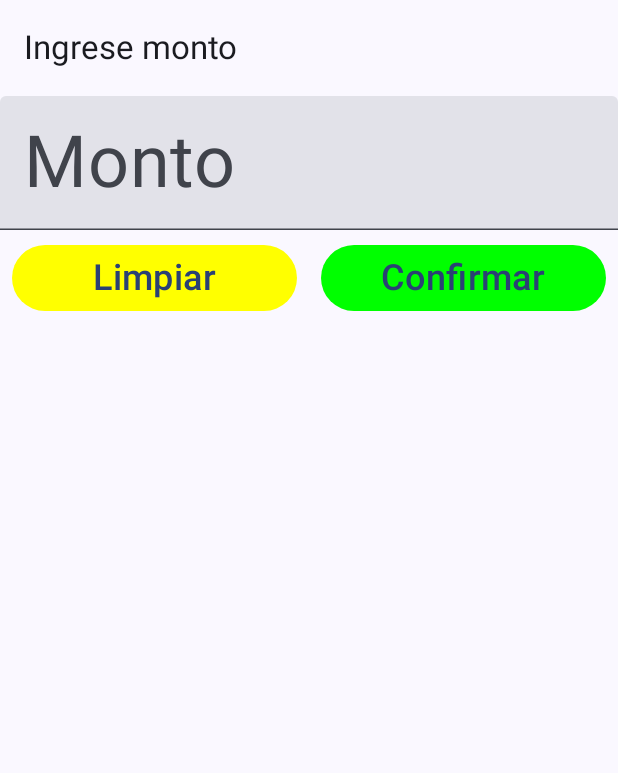
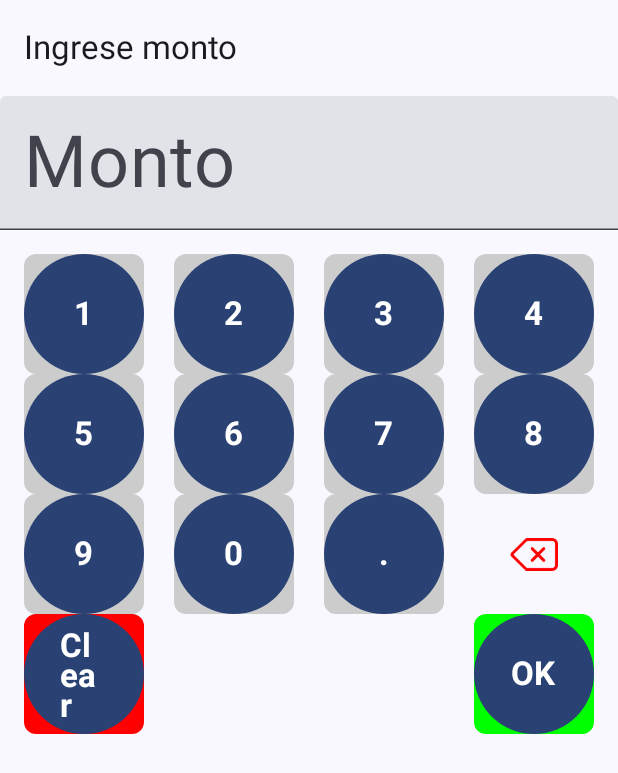
Before and after one commit to Drabatx/urovopaymentdemo, an Android app built with Jetpack Compose: the composable InputAmountScreen shown on its own in the app's theme, on a phone screen of 412 x 824 dp. Shown: the top 773 px of the screen. Run offline under Robolectric (Android 15) with nearby library versions, the phone set to English and light mode, and no system bars; our stand-ins replace Voyager.

Commit message:
add keyboard incomplete

```diff
--- a/app/src/main/java/com/drabatx/urovopaymentapp/presentation/navigation/AppNavigator.kt
+++ b/app/src/main/java/com/drabatx/urovopaymentapp/presentation/navigation/AppNavigator.kt
@@ -4,8 +4,9 @@ import androidx.compose.runtime.Composable
 import cafe.adriel.voyager.navigator.Navigator
 import com.drabatx.urovopaymentapp.presentation.view.screens.CardScreen
 import com.drabatx.urovopaymentapp.presentation.view.screens.HomeScreen
+import com.drabatx.urovopaymentapp.presentation.view.screens.InputAmountScreen
 
 @Composable
 fun AppNavigator(){
-    Navigator(CardScreen())
+    Navigator(InputAmountScreen())
 }
--- a/app/src/main/java/com/drabatx/urovopaymentapp/presentation/view/screens/InputAmountScreen.kt
+++ b/app/src/main/java/com/drabatx/urovopaymentapp/presentation/view/screens/InputAmountScreen.kt
@@ -33,6 +33,7 @@ import androidx.compose.ui.unit.sp
 import cafe.adriel.voyager.core.screen.Screen
 import cafe.adriel.voyager.navigator.LocalNavigator
 import cafe.adriel.voyager.navigator.currentOrThrow
+import com.drabatx.urovopaymentapp.presentation.view.widgets.InputAmtView
 import com.drabatx.urovopaymentapp.presentation.view.widgets.MyTopBar
 
 class InputAmountScreen : Screen {
@@ -77,42 +78,45 @@ class InputAmountScreen : Screen {
                     singleLine = true,
                     textStyle = TextStyle(fontSize = 48.sp)
                 )
-                Row {
-                    Button(
-                        onClick = {
-                            text = "" /* Acción al hacer clic en Limpiar */
-                        },
-                        modifier = Modifier
-                            .weight(1f)
-                            .padding(8.dp),
-                        colors = ButtonDefaults.buttonColors(containerColor = Color.Yellow)
-                    ) {
-                        Text(
-                            "Limpiar",
-                            fontSize = 24.sp,
-                            color = MaterialTheme.colorScheme.primary
-                        ) // Tamaño de texto grande
-                    }
-
-                    Button(
-                        onClick = {
-                            /**
-                             * TODO Agrear una validación de monto
-                             */
-                            navigator.push(CardScreen())
-                        },
-                        modifier = Modifier
-                            .weight(1f)
-                            .padding(8.dp),
-                        colors = ButtonDefaults.buttonColors(containerColor = Color.Green)
-                    ) {
-                        Text(
-                            "Confirmar",
-                            fontSize = 24.sp,
-                            color = MaterialTheme.colorScheme.primary
-                        ) // Tamaño de texto grande
-                    }
-                }
+                InputAmtView(modifier = Modifier.fillMaxWidth(), onButtonClick = { outtext, action ->
+                    text = outtext
+                })
+//                Row {
+//                    Button(
+//                        onClick = {
+//                            text = "" /* Acción al hacer clic en Limpiar */
+//                        },
+//                        modifier = Modifier
+//                            .weight(1f)
+//                            .padding(8.dp),
+//                        colors = ButtonDefaults.buttonColors(containerColor = Color.Yellow)
+//                    ) {
+//                        Text(
+//                            "Limpiar",
+//                            fontSize = 24.sp,
+//                            color = MaterialTheme.colorScheme.primary
+//                        ) // Tamaño de texto grande
+//                    }
+//
+//                    Button(
+//                        onClick = {
+//                            /**
+//                             * TODO Agrear una validación de monto
+//                             */
+//                            navigator.push(CardScreen())
+//                        },
+//                        modifier = Modifier
+//                            .weight(1f)
+//                            .padding(8.dp),
+//                        colors = ButtonDefaults.buttonColors(containerColor = Color.Green)
+//                    ) {
+//                        Text(
+//                            "Confirmar",
+//                            fontSize = 24.sp,
+//                            color = MaterialTheme.colorScheme.primary
+//                        ) // Tamaño de texto grande
+//                    }
+//                }
                 Spacer(Modifier.weight(1f))
             }
         }
--- a/app/src/main/java/com/drabatx/urovopaymentapp/presentation/view/viewmodels/CardReaderViewModel.kt
+++ b/app/src/main/java/com/drabatx/urovopaymentapp/presentation/view/viewmodels/CardReaderViewModel.kt
@@ -13,24 +13,25 @@ import java.util.Hashtable
 
 class CardReaderViewModel : ViewModel() {
     private val payCardType = 1 //0:mag，1：ic/rfid
-    private var iInsertCardReader: InsertCardHandlerImpl? = null
+    private var insertCardHandlerImpl: InsertCardHandlerImpl? = null
     private var mKernelApi: EmvNfcKernelApi? = null
     private var pinpad: PinPadProviderImpl? = null
 
     private var amount = "1"
     fun insertCard() {
-        iInsertCardReader = InsertCardHandlerImpl.getInstance();
+        insertCardHandlerImpl = InsertCardHandlerImpl.getInstance();
         mKernelApi = EmvNfcKernelApi.getInstance()
         pinpad = PinPadProviderImpl.getInstance()
         startKernelCoroutine(ContantPara.CheckCardMode.INSERT_OR_TAP)
     }
+
 
     fun startKernelCoroutine(checkCardMode: ContantPara.CheckCardMode) {
         viewModelScope.launch(Dispatchers.IO) {
             try {
                 val data = Hashtable<String, Any>().apply {
                     put("checkCardMode", checkCardMode)
-                    put("currencyCode", "484") //682
+                    put("currencyCode", "484") //484 para MX
                     put("emvOption", ContantPara.EmvOption.START) // START_WITH_FORCE_ONLINE
                     put("amount", amount)
                     put("cashbackAmount", "0")
--- /dev/null
+++ b/app/src/main/java/com/drabatx/urovopaymentapp/presentation/view/widgets/InputAmtView.kt
@@ -0,0 +1,110 @@
+package com.drabatx.urovopaymentapp.presentation.view.widgets
+
+import androidx.compose.foundation.background
+import androidx.compose.foundation.layout.Arrangement
+import androidx.compose.foundation.layout.Column
+import androidx.compose.foundation.layout.Row
+import androidx.compose.foundation.layout.fillMaxSize
+import androidx.compose.foundation.layout.fillMaxWidth
+import androidx.compose.foundation.layout.padding
+import androidx.compose.foundation.layout.size
+import androidx.compose.foundation.shape.RoundedCornerShape
+import androidx.compose.material3.Button
+import androidx.compose.material3.ButtonDefaults
+import androidx.compose.material3.Icon
+import androidx.compose.material3.Text
+import androidx.compose.runtime.Composable
+import androidx.compose.ui.Alignment
+import androidx.compose.ui.Modifier
+import androidx.compose.ui.graphics.Color
+import androidx.compose.ui.layout.ContentScale
+import androidx.compose.ui.res.painterResource
+import androidx.compose.ui.text.font.FontWeight
+import androidx.compose.ui.unit.dp
+import androidx.compose.ui.unit.sp
+import com.drabatx.urovopaymentapp.R
+
+@Composable
+fun InputAmtView(modifier: Modifier,onButtonClick: (String, Int) -> Unit) {
+    val num = listOf("1", "2", "3", "4", "5", "6", "7", "8", "9", "0", ".", "", "Clear", "OK")
+    val buttonActions = listOf(
+        ACTION_NUM, ACTION_NUM, ACTION_NUM,
+        ACTION_NUM, ACTION_NUM, ACTION_NUM,
+        ACTION_NUM, ACTION_NUM, ACTION_NUM,
+        ACTION_NUM, ACTION_NUM, ACTION_DELETE,
+        ACTION_CLEAR, ACTION_ENTER
+    )
+    Column(modifier = modifier.padding(16.dp)) {
+        // Creating a 4x4 grid of buttons
+        for (i in 0..3) {
+            Row(
+                horizontalArrangement = Arrangement.SpaceBetween,
+                modifier = Modifier.fillMaxWidth()
+            ) {
+
+
+                for (j in 0..3) {
+                    val index = i * 4 + j
+                    if (index < num.size) {
+                        val text = num[index]
+                        val action = buttonActions[index]
+
+                        if (index == 11) {
+                            // Special case for the image button
+                            IconButtonClear(onClick = { onButtonClick("", action) })
+                        } else {
+                            Button(
+                                onClick = { onButtonClick(text, action) },
+                                modifier = Modifier
+                                    .size(80.dp)
+                                    .background(
+                                        color = when (index) {
+                                            12 -> Color.Red // Background for 'Clear'
+                                            13 -> Color.Green // Background for 'OK'
+                                            else -> Color.LightGray
+                                        },
+                                        shape = RoundedCornerShape(8.dp)
+                                    )
+                            ) {
+                                Text(
+                                    text = text,
+                                    fontSize = 22.sp,
+                                    fontWeight = FontWeight.Bold,
+                                    color = Color.White
+                                )
+                            }
+                        }
+                    }
+                }
+            }
+        }
+    }
+}
+
+@Composable
+fun IconButtonClear(onClick: () -> Unit) {
+    Button(
+        onClick = onClick,
+        colors = ButtonDefaults.buttonColors(
+            containerColor = Color.Transparent,
+            contentColor = Color.Red
+        ),
+        modifier = Modifier
+            .size(80.dp)
+            .background(Color.Transparent, shape = RoundedCornerShape(8.dp))
+    ) {
+        Icon(
+            painter = painterResource(id = R.drawable.shouyin_del), // Replace with your icon resource
+            contentDescription = "Delete",
+            modifier = Modifier.fillMaxSize(),
+            tint = Color.Red
+        )
+    }
+}
+
+// Constants for the actions
+const val ACTION_DELETE = 0x2016
+const val ACTION_CANCEL = 0x2017
+const val ACTION_CLEAR = 0x2018
+const val ACTION_ENTER = 0x2019
+const val ACTION_NUM = 0x2020
```
Also changed, not shown: app/src/main/res/drawable/shouyin_del.png (added).
